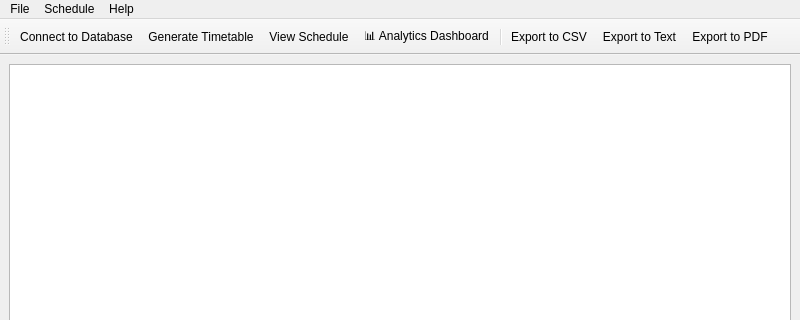
Above: ui/mainwindow.ui from rashid4702667-hue/exam-manager before the change; both pictures show x 0 to 800 and y 0 to 320 of the 800 by 600 pixel window. Below: the same form after it.
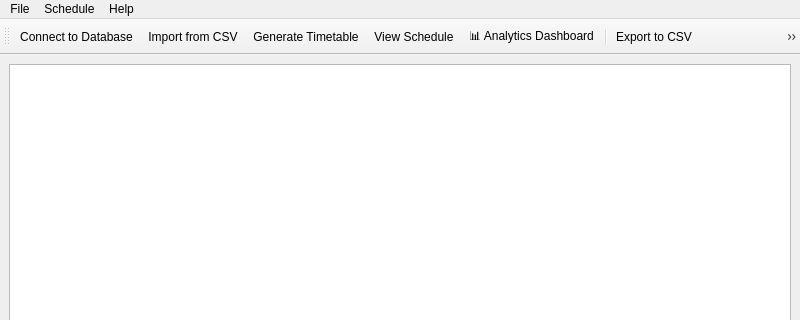
That is the form after the change.

```diff
--- a/ui/mainwindow.ui
+++ b/ui/mainwindow.ui
@@ -84,6 +84,7 @@
     <bool>false</bool>
    </attribute>
    <addaction name="actionConnect"/>
+   <addaction name="actionImportCSV"/>
    <addaction name="actionGenerate"/>
    <addaction name="actionViewSchedule"/>
    <addaction name="actionAnalytics"/>
@@ -100,6 +101,17 @@
     <string>Ctrl+D</string>
    </property>
   </action>
+  <action name="actionImportCSV">
+   <property name="text">
+    <string>Import from CSV</string>
+   </property>
+   <property name="shortcut">
+    <string>Ctrl+I</string>
+   </property>
+   <property name="toolTip">
+    <string>Import student enrollment data from CSV file</string>
+   </property>
+  </action>
   <action name="actionGenerate">
    <property name="text">
     <string>Generate Timetable</string>
```
Left out of the diff: 1 changed line with no effect on the pictures.
